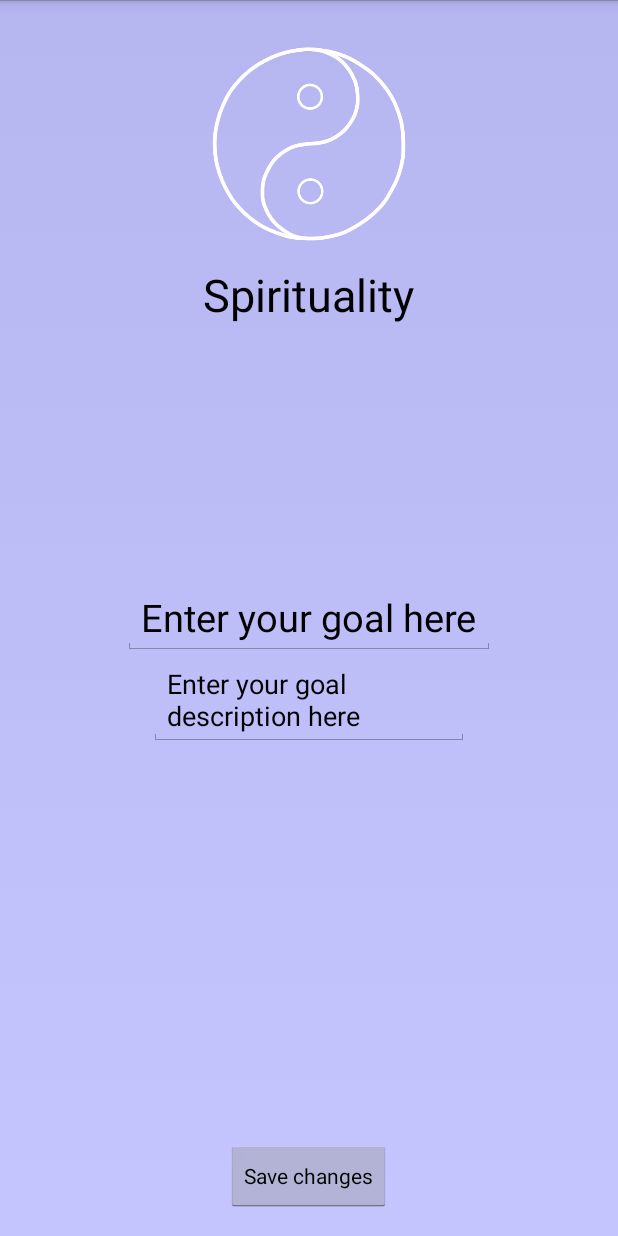
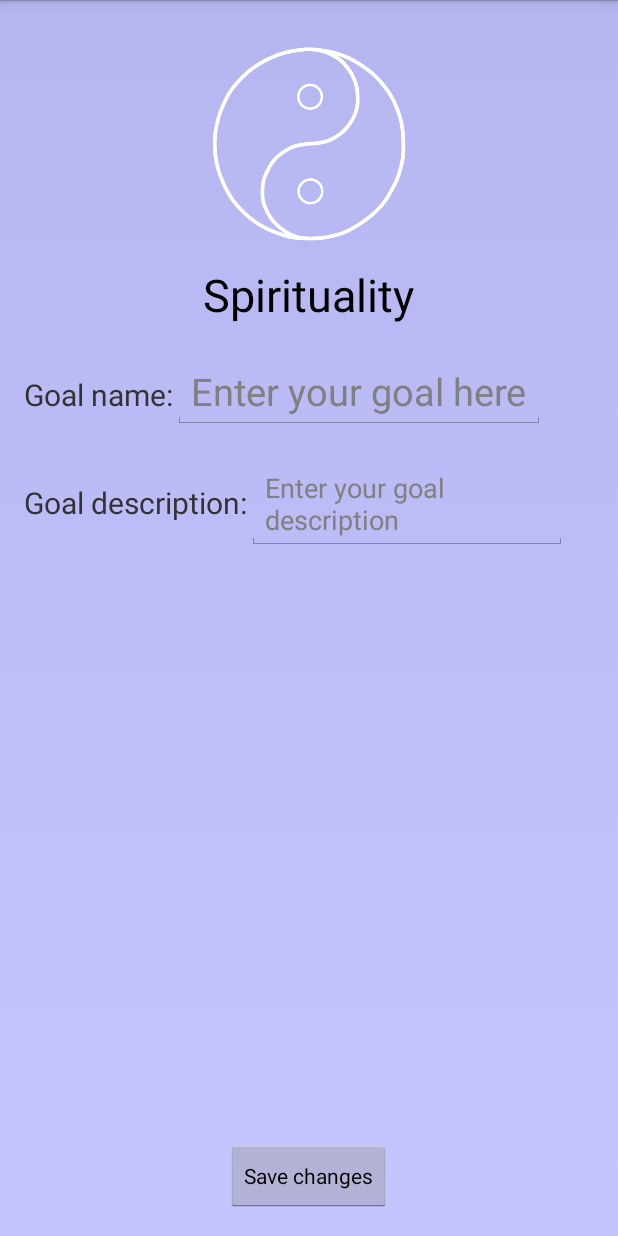
Before and after one commit to bierlingm/Xonfire, an Android app: the LifeGoal screen opened directly, with no data from a screen before it, on a phone screen of 412 x 824 dp. Run offline under Robolectric (Android 15) with nearby library versions, the light colour scheme and no system bars.

Commit message:
Complete layout
-Added blocks of Linear Layouts
-Added strings
-Added TextViews
-Added hints to editText views

```diff
--- a/app/src/main/java/com/example/xonfire/xonfire/LifeGoal.java
+++ b/app/src/main/java/com/example/xonfire/xonfire/LifeGoal.java
@@ -28,6 +28,7 @@ public class LifeGoal extends Activity {
         if (intValue == 0) {
             imgView.setImageResource(R.drawable.spirituality_icon_gray);
             goalView.setText("Spirituality");
+            EditText editTitleSpirit = (EditText) findViewById(R.id.editGoalTitle);
 
 
         };
--- a/app/src/main/res/layout/activity_life_goal.xml
+++ b/app/src/main/res/layout/activity_life_goal.xml
@@ -21,7 +21,7 @@
         style="?android:attr/buttonStyleSmall"
         android:layout_width="wrap_content"
         android:layout_height="wrap_content"
-        android:text="Save changes"
+        android:text="@string/save_button"
         android:id="@+id/saveButton"
         android:layout_alignParentBottom="true"
         android:layout_centerHorizontal="true"
@@ -31,21 +31,45 @@
         android:layout_width="wrap_content"
         android:layout_height="wrap_content"
         android:textAppearance="?android:attr/textAppearanceLarge"
-        android:text="Title of Life Goal"
+        android:text="@string/goal_type"
         android:id="@+id/goalName"
         android:layout_below="@+id/lifeImageView"
         android:layout_centerHorizontal="true"
-        android:textSize="30dp" />
+        android:textSize="30sp" />
 
-    <EditText
+    <LinearLayout android:id="@+id/goaltitle_block"
         android:layout_width="wrap_content"
         android:layout_height="wrap_content"
-        android:id="@+id/editGoalTitle"
-        android:layout_centerVertical="true"
-        android:layout_centerHorizontal="true"
-        android:text="Enter your goal here"
-        android:textIsSelectable="false"
-        android:textSize="25dp" />
+        android:layout_below="@id/goalName"
+        android:paddingTop="20dp"
+        android:orientation="horizontal">
+
+        <TextView
+            android:layout_width="wrap_content"
+            android:layout_height="wrap_content"
+            android:text="@string/goal_name"
+            android:textSize="20sp"/>
+        <EditText
+            android:layout_width="wrap_content"
+            android:layout_height="wrap_content"
+            android:id="@+id/editGoalTitle"
+            android:hint="@string/goal_name_edit"
+            android:textIsSelectable="false"
+            android:textSize="25sp"
+            android:inputType="text" />
+    </LinearLayout>
+    <LinearLayout android:id="@+id/goaldescription_block"
+        android:layout_below="@id/goaltitle_block"
+        android:paddingTop="20dp"
+        android:layout_width="wrap_content"
+        android:layout_height="wrap_content"
+        android:orientation="horizontal"
+        >
+    <TextView
+        android:layout_width="wrap_content"
+        android:layout_height="wrap_content"
+        android:text="@string/goal_desc"
+        android:textSize="20sp"/>
 
     <EditText
         android:layout_width="wrap_content"
@@ -53,7 +77,7 @@
         android:inputType="textMultiLine"
         android:ems="10"
         android:id="@+id/editGoalDescription"
-        android:layout_below="@+id/editGoalTitle"
-        android:layout_centerHorizontal="true"
-        android:text="Enter your goal description here" />
+        android:hint ="@string/goal_desc_edit"/>
+
+    </LinearLayout>
 </RelativeLayout>
--- a/app/src/main/res/values/strings.xml
+++ b/app/src/main/res/values/strings.xml
@@ -9,5 +9,10 @@
     <string name="log_task_button2">Log Task Button 2</string>
     <string name="log_task_button3">Log Task Button 3</string>
     <string name="title_activity_life_goal">Life Goal</string>
-
+    <string name="save_button">Save changes</string>
+    <string name="goal_type">Goal type here</string>
+    <string name="goal_name">Goal name:</string>
+    <string name="goal_name_edit">Enter your goal here</string>
+    <string name="goal_desc">Goal description:</string>
+    <string name="goal_desc_edit">Enter your goal description</string>
 </resources>
```
